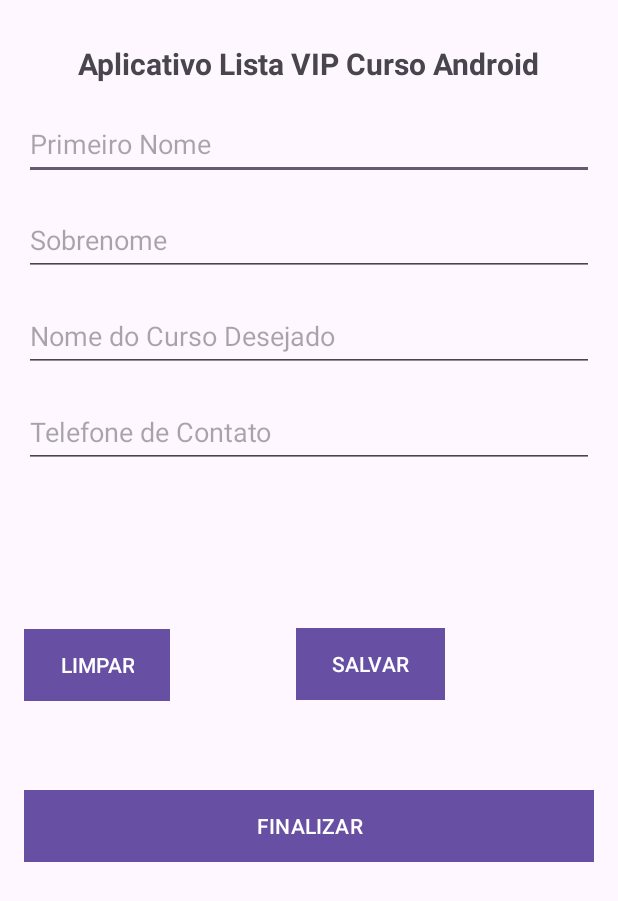
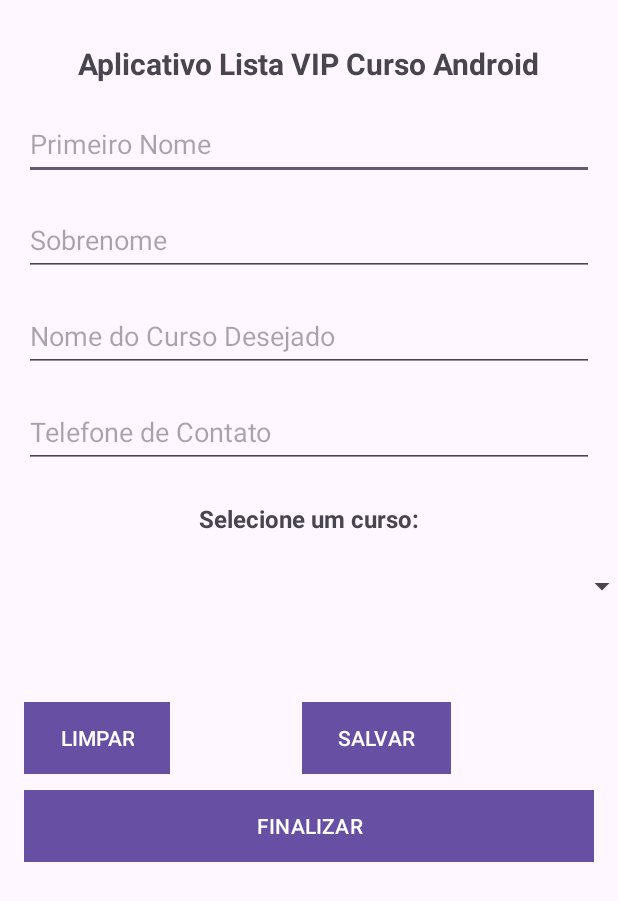
Before and after one commit to RafaelDangelo/Curso-Desenvolvimento-Android-2023, an Android app: the screen it shows after launch (MainActivity), on a phone screen of 412 x 824 dp. Shown: the top 901 px of the screen. Run offline under Robolectric (Android 15) with nearby library versions, the phone set to English and light mode, and no system bars.

Commit message:
Layout Spinner.

```diff
--- a/AppListaCurso/app/src/main/java/devandroid/dangelo/applistacurso/controller/PessoaController.java
+++ b/AppListaCurso/app/src/main/java/devandroid/dangelo/applistacurso/controller/PessoaController.java
@@ -6,7 +6,7 @@ import android.util.Log;
 import devandroid.dangelo.applistacurso.model.Pessoa;
 import devandroid.dangelo.applistacurso.view.MainActivity;
 
-public class PessoaController {
+public class    PessoaController {
 
     SharedPreferences preferences;
     public static final String NOME_PREFERENCES = "pref_listavip";
--- a/AppListaCurso/app/src/main/res/layout/activity_main.xml
+++ b/AppListaCurso/app/src/main/res/layout/activity_main.xml
@@ -24,13 +24,13 @@
         android:id="@+id/btnSalvar"
         android:layout_width="wrap_content"
         android:layout_height="wrap_content"
-        android:layout_marginStart="84dp"
+        android:layout_marginStart="88dp"
         android:background="@color/corBotoes"
         android:text="@string/txt_button_salvar"
         app:layout_constraintBottom_toTopOf="@+id/btnFinalizar"
         app:layout_constraintStart_toEndOf="@+id/btnLimpar"
         app:layout_constraintTop_toBottomOf="@+id/editTextTelefone"
-        app:layout_constraintVertical_bias="0.64" />
+        app:layout_constraintVertical_bias="0.936" />
 
     <Button
         android:id="@+id/btnLimpar"
@@ -42,7 +42,7 @@
         app:layout_constraintBottom_toTopOf="@+id/btnFinalizar"
         app:layout_constraintStart_toStartOf="parent"
         app:layout_constraintTop_toBottomOf="@+id/editTextTelefone"
-        app:layout_constraintVertical_bias="0.643" />
+        app:layout_constraintVertical_bias="0.936" />
 
     <TextView
         android:id="@+id/txtTitulo"
@@ -114,4 +114,32 @@
         app:layout_constraintStart_toStartOf="parent"
         app:layout_constraintTop_toBottomOf="@+id/editTextPrimeiroNome" />
 
+    <Spinner
+        android:id="@+id/spinner"
+        android:layout_width="409dp"
+        android:layout_height="wrap_content"
+        android:layout_marginStart="16dp"
+        android:layout_marginEnd="16dp"
+        app:layout_constraintBottom_toTopOf="@+id/btnSalvar"
+        app:layout_constraintEnd_toEndOf="parent"
+        app:layout_constraintHorizontal_bias="0.0"
+        app:layout_constraintStart_toStartOf="parent"
+        app:layout_constraintTop_toBottomOf="@+id/editTextTelefone"
+        app:layout_constraintVertical_bias="0.505" />
+
+    <TextView
+        android:id="@+id/txtListaSpinner"
+        android:layout_width="wrap_content"
+        android:layout_height="wrap_content"
+        android:layout_marginStart="16dp"
+        android:layout_marginEnd="16dp"
+        android:text="Selecione um curso:"
+        android:textAlignment="center"
+        android:textSize="16sp"
+        android:textStyle="bold"
+        app:layout_constraintBottom_toTopOf="@+id/spinner"
+        app:layout_constraintEnd_toEndOf="parent"
+        app:layout_constraintStart_toStartOf="parent"
+        app:layout_constraintTop_toBottomOf="@+id/editTextTelefone" />
+
 </androidx.constraintlayout.widget.ConstraintLayout>
```
